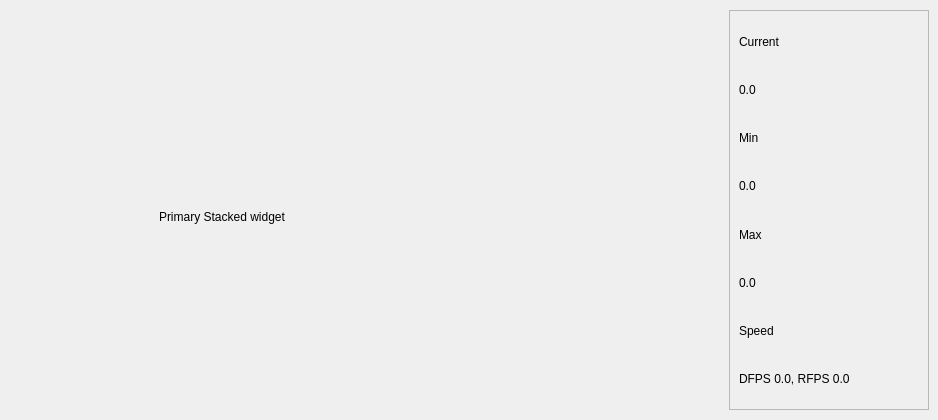
First picture: the form in fastpm100/assets/strip_layout.ui, repository WasatchPhotonics/FastPM100, before the edit.
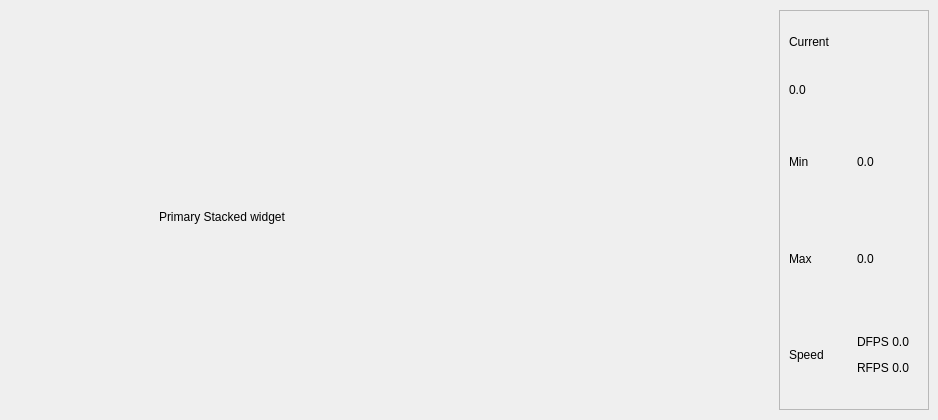
Second picture: the form after the edit.

The edit to the form file:
```diff
--- a/fastpm100/assets/strip_layout.ui
+++ b/fastpm100/assets/strip_layout.ui
@@ -41,13 +41,13 @@
        <widget class="QFrame" name="frameRight">
         <property name="minimumSize">
          <size>
-          <width>200</width>
+          <width>150</width>
           <height>400</height>
          </size>
         </property>
         <property name="maximumSize">
          <size>
-          <width>200</width>
+          <width>150</width>
           <height>400</height>
          </size>
         </property>
@@ -77,7 +77,7 @@
           </layout>
          </item>
          <item>
-          <layout class="QVBoxLayout" name="verticalLayout">
+          <layout class="QHBoxLayout" name="horizontalLayout_3">
            <item>
             <widget class="QLabel" name="label_2">
              <property name="text">
@@ -95,7 +95,7 @@
           </layout>
          </item>
          <item>
-          <layout class="QVBoxLayout" name="verticalLayout_2">
+          <layout class="QHBoxLayout" name="horizontalLayout_4">
            <item>
             <widget class="QLabel" name="label_3">
              <property name="text">
@@ -113,7 +113,7 @@
           </layout>
          </item>
          <item>
-          <layout class="QVBoxLayout" name="verticalLayout_4">
+          <layout class="QHBoxLayout" name="horizontalLayout_5">
            <item>
             <widget class="QLabel" name="label_7">
              <property name="text">
@@ -124,7 +124,7 @@
            <item>
             <widget class="QLabel" name="labelSpeed">
              <property name="text">
-              <string>DFPS 0.0, RFPS 0.0</string>
+              <string>&lt;html&gt;&lt;head/&gt;&lt;body&gt;&lt;p&gt;DFPS 0.0&lt;/p&gt;&lt;p&gt;RFPS 0.0&lt;/p&gt;&lt;/body&gt;&lt;/html&gt;</string>
              </property>
             </widget>
            </item>
```
